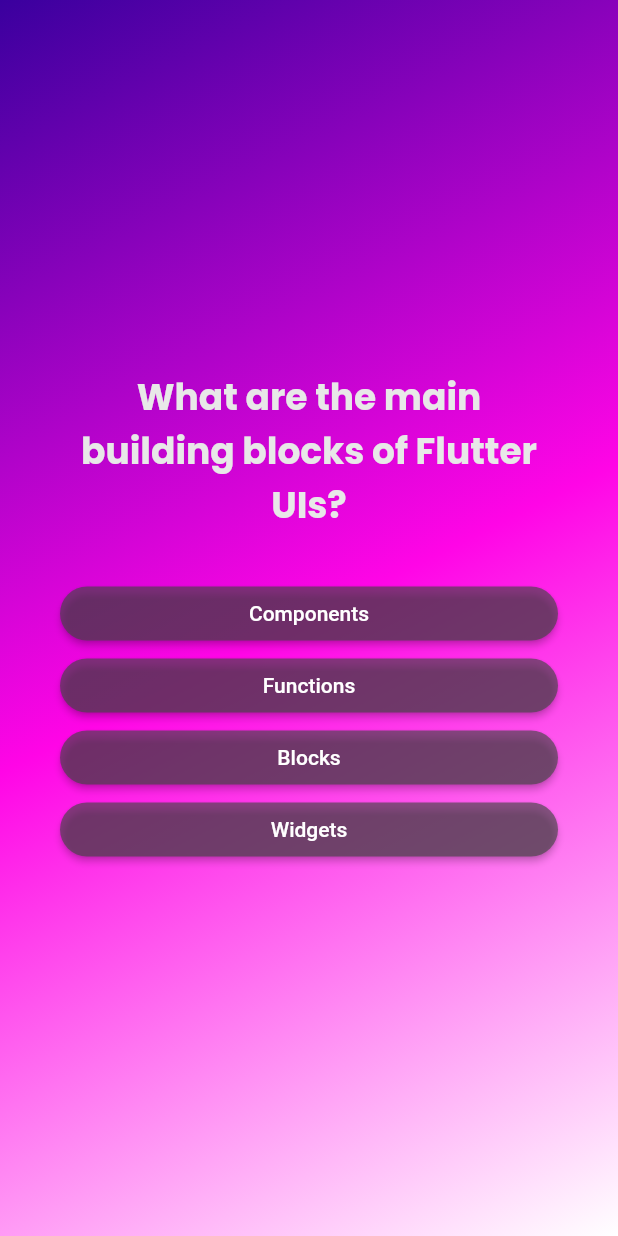
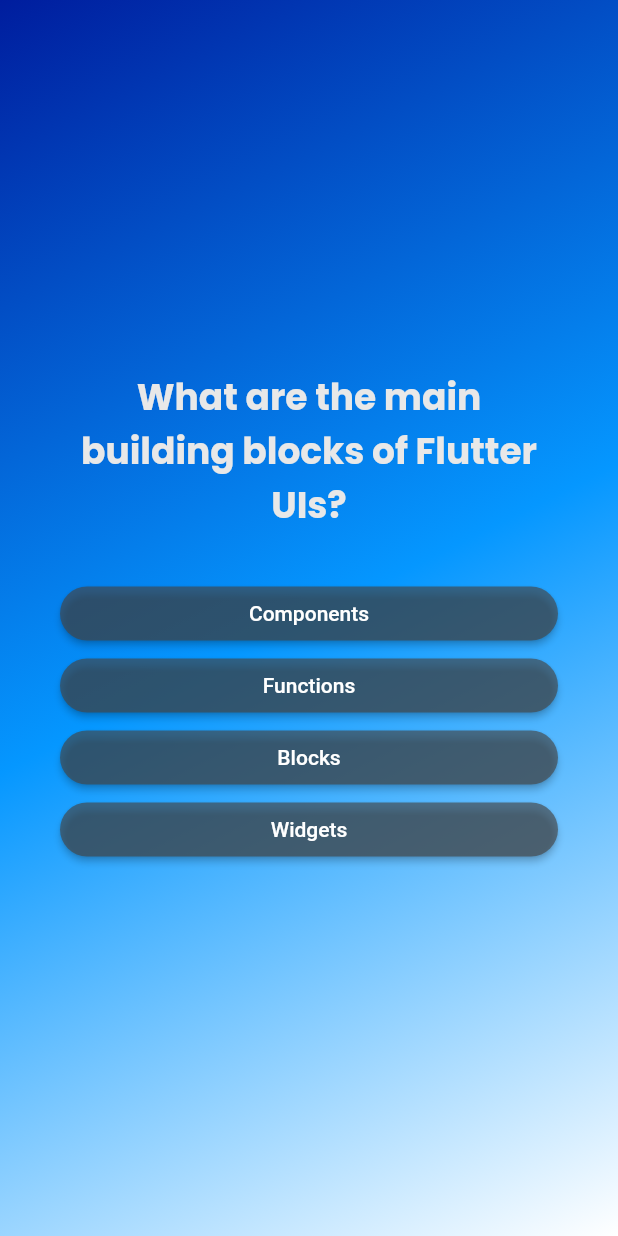
Before and after one commit to Sergio-Al/flutter-quiz-app, a Flutter app: the screen it shows after launch, after a tap on "Start Quiz", on a phone screen of 412 x 824 dp. Run offline on Flutter 3.47's test engine with Material 2 defaults, Android fonts, the phone set to English and light mode, and no system bars; our stand-ins replace google_fonts.

```diff
--- a/lib/quiz.dart
+++ b/lib/quiz.dart
@@ -4,6 +4,7 @@ import 'package:flutter/material.dart';
 import 'package:advanced_basics/start_screen.dart';
 import 'package:advanced_basics/questions_screen.dart';
 import 'package:advanced_basics/data/questions.dart';
+import 'package:advanced_basics/results_screen.dart';
 
 class Quiz extends StatefulWidget {
   const Quiz({super.key});
@@ -36,7 +37,7 @@ class _QuizState extends State<Quiz> {
     if (selectedAnswers.length == questions.length) {
       setState(() {
         selectedAnswers = [];
-        activeScreen = 'start-screen';
+        activeScreen = 'results-screen';
       });
     }
   }
@@ -50,15 +51,20 @@ class _QuizState extends State<Quiz> {
         onSelectAnswer: chooseAnswer,
       );
     }
+
+    if (activeScreen == 'results-screen') {
+      screenWidget = const ResultsScreen();
+    }
+
     return MaterialApp(
       home: Scaffold(
         body: Container(
           decoration: const BoxDecoration(
             gradient: LinearGradient(
               colors: [
-                Color.fromARGB(255, 58, 0, 158),
-                Color.fromARGB(255, 255, 5, 230),
-                Colors.white
+                Color.fromARGB(255, 0, 29, 158),
+                Color.fromARGB(255, 5, 151, 255),
+                Color.fromARGB(255, 255, 255, 255)
               ],
               begin: Alignment.topLeft,
               end: Alignment.bottomRight,
```
Also changed, not shown: lib/results_screen.dart (added, +30 -0 lines).
